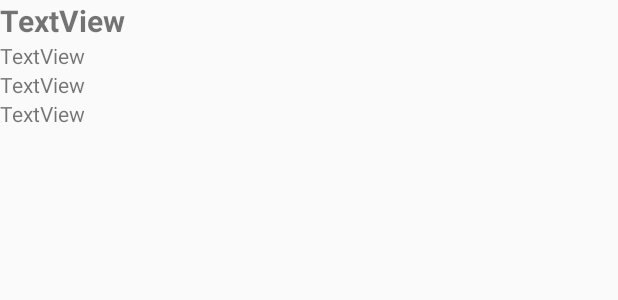
After one commit to Ntzsch/app_4t5, an Android app: the layout listview_row.xml on its own in the app's theme, with its tools: preview values and no code run, on a phone screen of 412 x 824 dp. The commit adds this screen. Shown: the top 300 px of the screen. Run offline under Robolectric (Android 15) with nearby library versions, the phone set to English and light mode, and no system bars.

Commit message:
list view works with hardcoded examples

```diff
--- /dev/null
+++ b/app/src/main/res/layout/listview_row.xml
@@ -0,0 +1,39 @@
+<?xml version="1.0" encoding="utf-8"?>
+<LinearLayout xmlns:android="http://schemas.android.com/apk/res/android"
+    android:layout_width="match_parent"
+    android:layout_height="wrap_content"
+    android:orientation="horizontal">
+
+    <LinearLayout
+        android:layout_width="match_parent"
+        android:layout_height="match_parent"
+        android:gravity="center_vertical"
+        android:orientation="vertical">
+
+        <TextView
+            android:id="@+id/locationName"
+            android:layout_width="match_parent"
+            android:layout_height="wrap_content"
+            android:text="TextView"
+            android:textSize="20sp"
+            android:textStyle="bold" />
+
+        <TextView
+            android:id="@+id/locationAddress"
+            android:layout_width="match_parent"
+            android:layout_height="wrap_content"
+            android:text="TextView" />
+
+        <TextView
+            android:id="@+id/locationType"
+            android:layout_width="match_parent"
+            android:layout_height="wrap_content"
+            android:text="TextView" />
+
+        <TextView
+            android:id="@+id/phoneNumber"
+            android:layout_width="match_parent"
+            android:layout_height="wrap_content"
+            android:text="TextView" />
+    </LinearLayout>
+</LinearLayout>
```
Also changed, not shown: app/src/main/java/edu/gatech/cs2340/app_4t5/controllers/CustomLocationAdapter.java (added, +49 -0 lines), app/src/main/java/edu/gatech/cs2340/app_4t5/controllers/MainActivity.java (+10 -0 lines), app/src/main/res/layout/location_listview.xml (+5 -2 lines).
